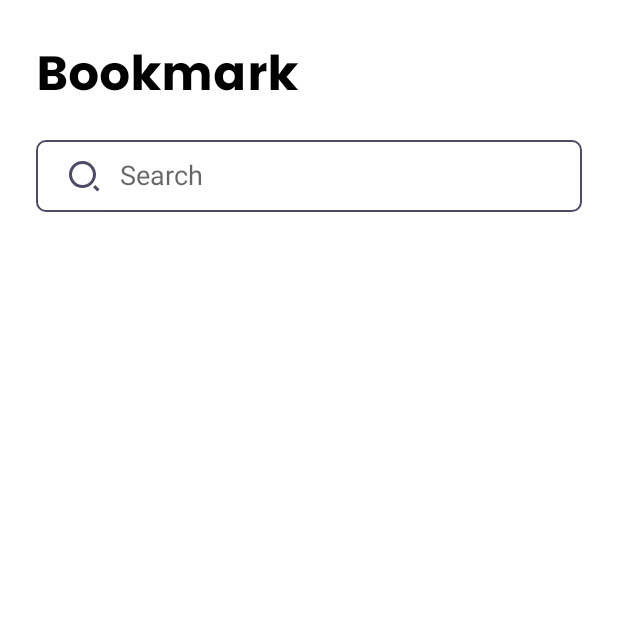
After one commit to mahmud0v/Kabar, an Android app: the fragment BookmarkScreen shown on its own in the app's theme, on a phone screen of 412 x 824 dp, the top half of it. The commit adds this screen. Run offline under Robolectric (Android 15) with nearby library versions, the phone set to English and light mode, and no system bars; our stand-ins replace Dagger/Hilt's generated code.

Commit message:
initial commit

```diff
--- a/app/src/main/java/com/example/kabar/database/NewsDao.kt
+++ b/app/src/main/java/com/example/kabar/database/NewsDao.kt
@@ -9,7 +9,7 @@ import kotlinx.coroutines.flow.Flow
 interface NewsDao {
 
     @Query("SELECT *FROM Kabar")
-    suspend fun getAllNews() : LiveData<List<Articles>>
+    suspend fun getAllNews() : Flow<List<Articles>>
 
     @Insert(onConflict = OnConflictStrategy.REPLACE)
     suspend fun insertNews(articles: Articles)
--- a/app/src/main/java/com/example/kabar/repository/DatabaseNewsRepository.kt
+++ b/app/src/main/java/com/example/kabar/repository/DatabaseNewsRepository.kt
@@ -1,7 +1,23 @@
 package com.example.kabar.repository
 
+import com.example.kabar.model.Articles
+import com.example.kabar.remote.DataBaseRemoteDataSource
+import kotlinx.coroutines.flow.Flow
+import kotlinx.coroutines.flow.flow
+import javax.inject.Inject
 
-class DatabaseNewsRepository {
+
+class DatabaseNewsRepository @Inject constructor(
+    private val dataBaseRemoteDataSource: DataBaseRemoteDataSource
+) {
+
+    suspend fun getAllNews() = dataBaseRemoteDataSource.getAllNews()
+
+    suspend fun insertNews(articles: Articles) = dataBaseRemoteDataSource.insertNews(articles)
+
+    suspend fun updateNews(articles: Articles) = dataBaseRemoteDataSource.updateNews(articles)
+
+    suspend fun deleteNews(articles: Articles) = dataBaseRemoteDataSource.deleteNews(articles)
 
 
 }
--- /dev/null
+++ b/app/src/main/java/com/example/kabar/ui/screen/BookmarkScreen.kt
@@ -0,0 +1,15 @@
+package com.example.kabar.ui.screen
+
+import android.os.Bundle
+import android.view.View
+import androidx.fragment.app.Fragment
+import com.example.kabar.R
+import dagger.hilt.android.AndroidEntryPoint
+
+@AndroidEntryPoint
+class BookmarkScreen : Fragment(R.layout.bookmark_screen){
+
+    override fun onViewCreated(view: View, savedInstanceState: Bundle?) {
+
+    }
+}
--- a/app/src/main/java/com/example/kabar/ui/screen/HomeScreen.kt
+++ b/app/src/main/java/com/example/kabar/ui/screen/HomeScreen.kt
@@ -1,13 +1,8 @@
 package com.example.kabar.ui.screen
 
-import android.content.Context
-import android.net.ConnectivityManager
 import android.os.Bundle
-import android.text.format.DateUtils
 import android.view.View
-import android.widget.ProgressBar
 import android.widget.Toast
-import androidx.appcompat.widget.ViewUtils
 import androidx.fragment.app.Fragment
 import androidx.fragment.app.viewModels
 import androidx.lifecycle.Observer
@@ -19,25 +14,18 @@ import com.example.kabar.adapter.PagerAdapter
 import com.example.kabar.databinding.HomeScreenBinding
 import com.example.kabar.model.Articles
 import com.example.kabar.model.NewsResponse
-import com.example.kabar.ui.viewmodel.NewsViewModel
+import com.example.kabar.ui.viewmodel.HomeViewModel
 import com.example.kabar.utils.KabarResult
 import com.example.kabar.utils.SelectableTopicsData
-import com.example.kabar.utils.TimeFormat
 import com.example.kabar.utils.TimeFormat.getTimeFormat
-import com.github.ybq.android.spinkit.style.DoubleBounce
-import com.google.android.material.snackbar.Snackbar
 import com.google.android.material.tabs.TabLayoutMediator
 import dagger.hilt.android.AndroidEntryPoint
-import org.ocpsoft.prettytime.PrettyTime
-import java.text.ParseException
-import java.text.SimpleDateFormat
-import java.util.*
 
 @AndroidEntryPoint
 class HomeScreen : Fragment(R.layout.home_screen) {
     private val binding: HomeScreenBinding by viewBinding()
     private var pagerAdapter: PagerAdapter? = null
-    private val viewModel: NewsViewModel by viewModels()
+    private val viewModel: HomeViewModel by viewModels()
     private var trendNews: Articles? = null
 
 
--- a/app/src/main/java/com/example/kabar/ui/screen/LatestPagerScreen.kt
+++ b/app/src/main/java/com/example/kabar/ui/screen/LatestPagerScreen.kt
@@ -2,7 +2,6 @@ package com.example.kabar.ui.screen
 
 import android.os.Bundle
 import android.view.View
-import android.widget.Toast
 import androidx.fragment.app.Fragment
 import androidx.fragment.app.viewModels
 import androidx.lifecycle.Observer
@@ -14,7 +13,7 @@ import com.example.kabar.adapter.RecyclerAdapter
 import com.example.kabar.databinding.LatestNewsRecyclerBinding
 import com.example.kabar.model.Articles
 import com.example.kabar.model.NewsResponse
-import com.example.kabar.ui.viewmodel.NewsViewModel
+import com.example.kabar.ui.viewmodel.HomeViewModel
 import com.example.kabar.utils.KabarResult
 import com.example.kabar.utils.SelectableTopicsData
 import com.google.android.material.snackbar.Snackbar
@@ -24,7 +23,7 @@ import dagger.hilt.android.AndroidEntryPoint
 class LatestPagerScreen : Fragment(R.layout.latest_news_recycler) {
     private val binding: LatestNewsRecyclerBinding by viewBinding()
     private var adapter: RecyclerAdapter? = null
-    private val viewModel: NewsViewModel by viewModels()
+    private val viewModel: HomeViewModel by viewModels()
 
 
     override fun onViewCreated(view: View, savedInstanceState: Bundle?) {
--- a/app/src/main/java/com/example/kabar/ui/screen/TrendingNewsScreen.kt
+++ b/app/src/main/java/com/example/kabar/ui/screen/TrendingNewsScreen.kt
@@ -14,7 +14,7 @@ import com.example.kabar.adapter.TrendingRecyclerAdapter
 import com.example.kabar.databinding.TrendingNewsBinding
 import com.example.kabar.model.Articles
 import com.example.kabar.model.NewsResponse
-import com.example.kabar.ui.viewmodel.NewsViewModel
+import com.example.kabar.ui.viewmodel.HomeViewModel
 import com.example.kabar.utils.KabarResult
 import com.example.kabar.utils.SelectableTopicsData
 import dagger.hilt.android.AndroidEntryPoint
@@ -23,7 +23,7 @@ import dagger.hilt.android.AndroidEntryPoint
 class TrendingNewsScreen : Fragment(R.layout.trending_news) {
     private val binding: TrendingNewsBinding by viewBinding()
     private var adapter: TrendingRecyclerAdapter? = null
-    private val viewModel: NewsViewModel by viewModels()
+    private val viewModel: HomeViewModel by viewModels()
 
     override fun onViewCreated(view: View, savedInstanceState: Bundle?) {
         loadTopic()
--- /dev/null
+++ b/app/src/main/java/com/example/kabar/ui/viewmodel/BookmarkViewModel.kt
@@ -0,0 +1,7 @@
+package com.example.kabar.ui.viewmodel
+
+import dagger.hilt.android.lifecycle.HiltViewModel
+
+@HiltViewModel
+class BookmarkViewModel {
+}
--- a/app/src/main/java/com/example/kabar/ui/viewmodel/NewsViewModel.kt
+++ b/app/src/main/java/com/example/kabar/ui/viewmodel/HomeViewModel.kt
@@ -12,7 +12,7 @@ import kotlinx.coroutines.launch
 import javax.inject.Inject
 
 @HiltViewModel
-class NewsViewModel @Inject constructor(
+class HomeViewModel @Inject constructor(
     private val repository: NetworkNewsRepository
 ) : ViewModel() {
 
--- /dev/null
+++ b/app/src/main/res/layout/bookmark_screen.xml
@@ -0,0 +1,52 @@
+<?xml version="1.0" encoding="utf-8"?>
+<androidx.constraintlayout.widget.ConstraintLayout xmlns:android="http://schemas.android.com/apk/res/android"
+    android:layout_width="match_parent"
+    android:layout_height="match_parent"
+    xmlns:app="http://schemas.android.com/apk/res-auto"
+    xmlns:tools="http://schemas.android.com/tools">
+
+
+    <TextView
+        android:layout_width="wrap_content"
+        android:layout_height="wrap_content"
+        android:text="@string/bookmark"
+        android:id="@+id/bookmark_id"
+        app:layout_constraintTop_toTopOf="parent"
+        android:layout_marginTop="@dimen/text_24"
+        app:layout_constraintLeft_toLeftOf="parent"
+        android:layout_marginStart="@dimen/text_24"
+        android:textSize="32sp"
+        android:fontFamily="@font/poppins_bold"
+        android:textColor="#000000"
+        />
+
+    <androidx.appcompat.widget.SearchView
+        android:id="@+id/search_view"
+        android:layout_width="match_parent"
+        android:layout_height="48dp"
+        android:layout_marginStart="@dimen/text_24"
+        android:layout_marginTop="16dp"
+        android:layout_marginEnd="@dimen/text_24"
+        android:background="@drawable/search_back"
+        app:closeIcon="@drawable/ic_close"
+        app:iconifiedByDefault="false"
+        app:layout_constraintLeft_toLeftOf="parent"
+        app:layout_constraintRight_toRightOf="parent"
+        app:layout_constraintTop_toBottomOf="@id/bookmark_id"
+        app:queryHint="Search"
+        app:searchHintIcon="@null"
+        app:searchIcon="@drawable/ic_search" />
+
+
+    <androidx.recyclerview.widget.RecyclerView
+        android:layout_width="match_parent"
+        android:layout_height="match_parent"
+        android:layout_marginStart="20dp"
+        android:id="@+id/bookmark_recycler"
+        app:layout_constraintTop_toBottomOf="@id/search_view"
+        android:layout_marginTop="152dp"
+        tools:listitem="@layout/default_news_item"
+        />
+
+
+</androidx.constraintlayout.widget.ConstraintLayout>
--- a/app/src/main/res/values/strings.xml
+++ b/app/src/main/res/values/strings.xml
@@ -15,5 +15,6 @@
     <string name="fake_desc">Taking a daily multivitamin might be associated with improved brain function in older adults, a new study says, and the benefit appears to be greater for those with a history of cardiovascular disease.</string>
     <string name="news_content">Ukrainian President Volodymyr Zelensky has accused European countries that continue to buy Russian oil of "earning their money in other people's blood".In an interview with the BBC, President Zelensky singled out Germany and Hungary, accusing them of blocking efforts to embargo energy sales, from which Russia stands to make up to £250bn ($326bn) this year.</string>
     <string name="fake_content">Previously, the actress has been open about her mental health journey, and how fame at an early age impacted her wellbeing. She first started acting in 2011 when she was cast in Game of Thrones from … </string>
+    <string name="bookmark">Bookmark</string>
 
 </resources>
```
